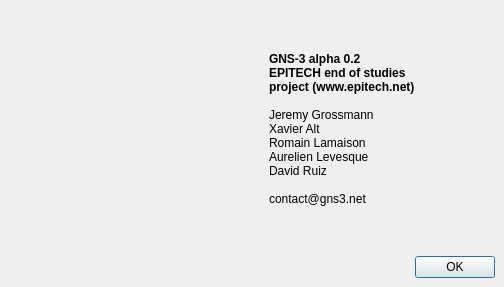
This is GNS3/Ui/Form_About.ui in GNS3/gns3-legacy as Qt 5 draws it before an edit. The edited form follows.
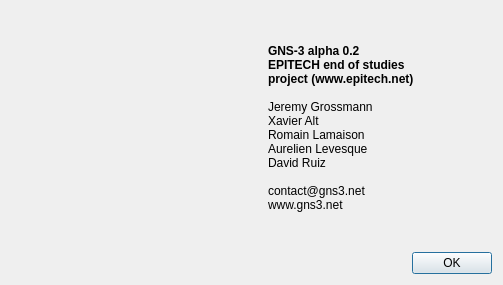
This is the edited form. Icons and pictures are not drawn.

Commit message: [GUI] Delete links and About dialogs

What changed in the file:
```diff
--- a/GNS3/Ui/Form_About.ui
+++ b/GNS3/Ui/Form_About.ui
@@ -5,8 +5,8 @@
    <rect>
     <x>0</x>
     <y>0</y>
-    <width>504</width>
-    <height>287</height>
+    <width>503</width>
+    <height>285</height>
    </rect>
   </property>
   <property name="windowTitle" >
@@ -15,43 +15,8 @@
   <property name="windowIcon" >
    <iconset/>
   </property>
-  <layout class="QVBoxLayout" >
-   <property name="spacing" >
-    <number>6</number>
-   </property>
-   <property name="leftMargin" >
-    <number>9</number>
-   </property>
-   <property name="topMargin" >
-    <number>9</number>
-   </property>
-   <property name="rightMargin" >
-    <number>9</number>
-   </property>
-   <property name="bottomMargin" >
-    <number>9</number>
-   </property>
-   <item>
     <layout class="QGridLayout" >
-     <property name="leftMargin" >
-      <number>0</number>
-     </property>
-     <property name="topMargin" >
-      <number>0</number>
-     </property>
-     <property name="rightMargin" >
-      <number>0</number>
-     </property>
-     <property name="bottomMargin" >
-      <number>0</number>
-     </property>
-     <property name="horizontalSpacing" >
-      <number>6</number>
-     </property>
-     <property name="verticalSpacing" >
-      <number>6</number>
-     </property>
-     <item row="4" column="0" >
+   <item row="0" column="0" >
       <spacer>
        <property name="orientation" >
         <enum>Qt::Vertical</enum>
@@ -59,22 +24,12 @@
        <property name="sizeHint" >
         <size>
          <width>20</width>
-         <height>21</height>
+       <height>20</height>
         </size>
        </property>
       </spacer>
      </item>
-     <item rowspan="3" row="1" column="0" >
-      <widget class="QLabel" name="label" >
-       <property name="text" >
-        <string/>
-       </property>
-       <property name="pixmap" >
-        <pixmap resource="../../../gns3-artwork/svg_resources.qrc" >:/images/logo_gns3_transparency_small.png</pixmap>
-       </property>
-      </widget>
-     </item>
-     <item row="2" column="1" >
+   <item rowspan="3" row="0" column="1" >
       <spacer>
        <property name="orientation" >
         <enum>Qt::Horizontal</enum>
@@ -85,35 +40,12 @@
        <property name="sizeHint" >
         <size>
          <width>21</width>
-         <height>20</height>
+       <height>211</height>
         </size>
        </property>
       </spacer>
      </item>
-     <item row="5" column="0" colspan="3" >
-      <widget class="QDialogButtonBox" name="buttonBox" >
-       <property name="orientation" >
-        <enum>Qt::Horizontal</enum>
-       </property>
-       <property name="standardButtons" >
-        <set>QDialogButtonBox::Ok</set>
-       </property>
-      </widget>
-     </item>
-     <item row="0" column="0" >
-      <spacer>
-       <property name="orientation" >
-        <enum>Qt::Vertical</enum>
-       </property>
-       <property name="sizeHint" >
-        <size>
-         <width>20</width>
-         <height>20</height>
-        </size>
-       </property>
-      </spacer>
-     </item>
-     <item rowspan="5" row="0" column="2" >
+   <item rowspan="3" row="0" column="2" >
       <widget class="QLabel" name="label_2" >
        <property name="text" >
         <string>&lt;html>&lt;head>&lt;meta name="qrichtext" content="1" />&lt;style type="text/css">
@@ -129,11 +61,43 @@
 &lt;p style=" margin-top:0px; margin-bottom:0px; margin-left:0px; margin-right:0px; -qt-block-indent:0; text-indent:0px;">Aurelien Levesque&lt;/p>
 &lt;p style=" margin-top:0px; margin-bottom:0px; margin-left:0px; margin-right:0px; -qt-block-indent:0; text-indent:0px;">David Ruiz&lt;/p>
 &lt;p style="-qt-paragraph-type:empty; margin-top:0px; margin-bottom:0px; margin-left:0px; margin-right:0px; -qt-block-indent:0; text-indent:0px;">&lt;/p>
-&lt;p style=" margin-top:0px; margin-bottom:0px; margin-left:0px; margin-right:0px; -qt-block-indent:0; text-indent:0px;">contact@gns3.net&lt;/p>&lt;/body>&lt;/html></string>
+&lt;p style=" margin-top:0px; margin-bottom:0px; margin-left:0px; margin-right:0px; -qt-block-indent:0; text-indent:0px;">contact@gns3.net&lt;/p>
+&lt;p style=" margin-top:0px; margin-bottom:0px; margin-left:0px; margin-right:0px; -qt-block-indent:0; text-indent:0px;">www.gns3.net&lt;/p>&lt;/body>&lt;/html></string>
        </property>
       </widget>
      </item>
-    </layout>
+   <item row="1" column="0" >
+    <widget class="QLabel" name="label" >
+     <property name="text" >
+      <string/>
+     </property>
+     <property name="pixmap" >
+      <pixmap resource="../../../gns3-artwork/svg_resources.qrc" >:/images/logo_gns3_transparency_small.png</pixmap>
+     </property>
+    </widget>
+   </item>
+   <item row="2" column="0" >
+    <spacer>
+     <property name="orientation" >
+      <enum>Qt::Vertical</enum>
+     </property>
+     <property name="sizeHint" >
+      <size>
+       <width>20</width>
+       <height>21</height>
+      </size>
+     </property>
+    </spacer>
+   </item>
+   <item row="3" column="0" colspan="3" >
+    <widget class="QDialogButtonBox" name="buttonBox" >
+     <property name="orientation" >
+      <enum>Qt::Horizontal</enum>
+     </property>
+     <property name="standardButtons" >
+      <set>QDialogButtonBox::Ok</set>
+     </property>
+    </widget>
    </item>
   </layout>
  </widget>
```
Lines whose indentation alone changed are shown as unchanged. The commit also changes 3 other files.
